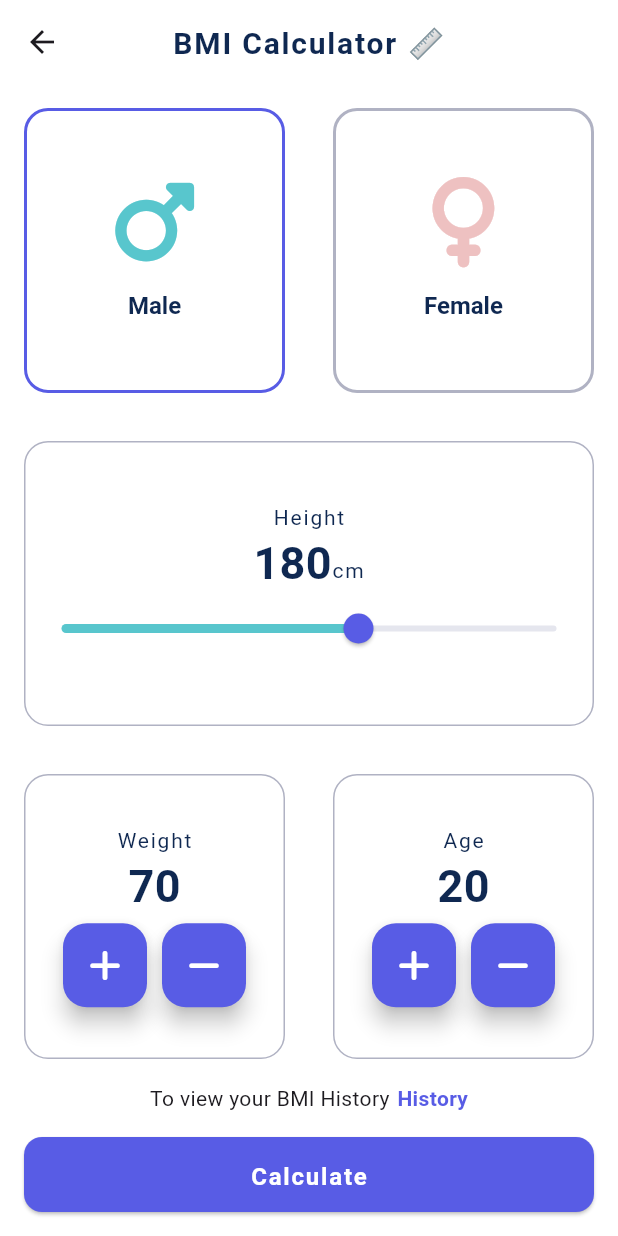
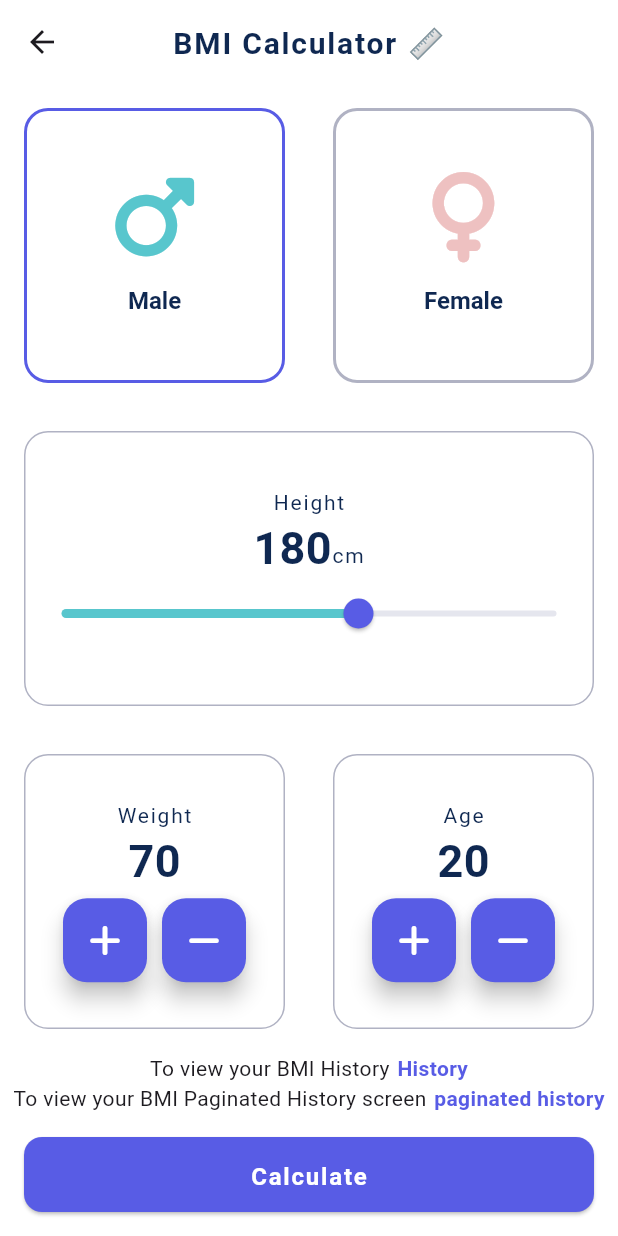
Before and after one commit to eslamohammed/BMI_APP, a Flutter app: the MainScreen screen opened by its route, on a phone screen of 412 x 824 dp. Run offline on Flutter 3.47's test engine with Material 3 defaults, Android fonts, the phone set to English and light mode, and no system bars; our stand-ins replace bloc, cloud_firestore, firebase_core, flutter_bloc, flutter_svg, font_awesome_flutter and 1 more; accounts and stored records are empty.

Commit message:
Byorder becomming data

```diff
--- a/lib/blocs/bloc_BMI/bmi_bloc.dart
+++ b/lib/blocs/bloc_BMI/bmi_bloc.dart
@@ -32,7 +32,9 @@ class BmiBloc extends Bloc<BmiEvent, BmiState> {
         age: event.age,
         height: event.hight,
         weight: event.weight,
-        bmi: event.bmi);
+        bmi: event.bmi,
+        // createdAt:event.createdAt,
+        );
 
     if (success) {
       emit((BmiAddSuccessfulState()));
--- a/lib/blocs/bloc_BMI/bmi_event.dart
+++ b/lib/blocs/bloc_BMI/bmi_event.dart
@@ -8,13 +8,16 @@ class BmiInitialEvent extends BmiEvent {
   final int hight;
   final int weight;
   final double bmi;
+  // final Timestamp createdAt;
 
-  BmiInitialEvent({
+  BmiInitialEvent( {
     required this.gander,
     required this.age,
     required this.hight,
     required this.weight,
-    required this.bmi});
+    required this.bmi,
+    // required this.createdAt,
+    });
 }
 class FetchBMIEvent extends BmiEvent{}
 
--- a/lib/blocs/repos/bmi_repo.dart
+++ b/lib/blocs/repos/bmi_repo.dart
@@ -11,6 +11,9 @@ class BmiRepository{
       required int height,
       required int weight,
       required double bmi,
+      // required String createdAt,
+      // required Timestamp createdAt,
+      // required DateTime createdAt,
     }
   ) async{
     try{
@@ -20,6 +23,7 @@ class BmiRepository{
         "weight": weight,
         "age": age,
         "bmi": bmi,
+         "createdAt":DateTime.now(),
       });
       return true;
     } on FirebaseException catch(e){
@@ -39,7 +43,7 @@ class BmiRepository{
   //get
   //Fetch bmi list
     Future<QuerySnapshot<Map<String, dynamic>>> fetchBmiList() async {
-        return await FirebaseFirestore.instance.collection("BMI_List").get();
+        return await FirebaseFirestore.instance.collection("BMI_List").orderBy('createdAt',descending:true).get();
 
         // bmi.docs.forEach((element) {
         //   return bmi_List.add(BmiModel.fromJson(element.data()));
--- a/lib/models/bmi.dart
+++ b/lib/models/bmi.dart
@@ -1,5 +1,7 @@
 
 
+
+// import 'package:cloud_firestore/cloud_firestore.dart';
 
 class BmiModel {
 
@@ -8,21 +10,26 @@ class BmiModel {
   final int weight;
   final int age;
   final double bmi;
+  // final DateTime createdAt ;
+  // final Timestamp createdAt ;
 
-  BmiModel({
+  BmiModel( {
     required this.gander,
     required this.height,
     required this.weight,
     required this.age,
     required this.bmi,
+    // required this.createdAt,
   });
 
   factory BmiModel.fromJson(Map<String,dynamic> json) =>  BmiModel(
       gander: json["gander"]??0,
-      height: json["height"],
+      height: json["height"]??0,
       weight: json["weight"]??0,
       age: json["age"]??0,
-      bmi: json["bmi"]??0.0);
+      bmi: json["bmi"]??0.0,
+      // createdAt: json["createdAt"]??DateTime.now(),
+      );
 
 
     Map<String, dynamic> toJson() => {
@@ -31,5 +38,6 @@ class BmiModel {
     "weight": weight,
     "age": age,
     "bmi": bmi,
+    // "createdAt": createdAt,
     };
 }
--- a/lib/presentation/history/history.dart
+++ b/lib/presentation/history/history.dart
@@ -44,10 +44,10 @@ class HistoryPage extends StatelessWidget {
           print(state);
           if (state is BmiFetchSuccessfulState) {
             return ListView.builder(
-
                 itemCount: bmiBloc.bmiList.length,
                 itemBuilder: (BuildContext context, int index) {
                   return History(
+                    // createdAt:bmiBloc.bmiList[index].createdAt,
                     height: bmiBloc.bmiList[index].height,
                     weight: bmiBloc.bmiList[index].weight,
                     gender:
--- a/lib/presentation/main/main_screen.dart
+++ b/lib/presentation/main/main_screen.dart
@@ -1,4 +1,5 @@
 import 'dart:math';
+import 'package:cloud_firestore/cloud_firestore.dart';
 import 'package:flutter/material.dart';
 import 'package:flutter/services.dart';
 import 'package:font_awesome_flutter/font_awesome_flutter.dart';
@@ -275,6 +276,27 @@ class _MainScreenState extends State<MainScreen>{
                   ))
             ],
           ),
+          Row(
+            mainAxisAlignment: MainAxisAlignment.center,
+            children: [
+              const Text("To view your BMI Paginated History screen"),
+              const SizedBox(
+                width: 5,
+              ),
+              GestureDetector(
+                  onTap: () {
+                    BlocProvider.of<BmiBloc>(context).add(FetchBMIEvent());
+                    Navigator.of(context)
+                        .pushReplacementNamed(Routes.paginatedHistoryPage);
+                  },
+                  child: Text(
+                    "paginated history",
+                    style: TextStyle(
+                        color: ColorManager.primary,
+                        fontWeight: FontWeight.bold),
+                  ))
+            ],
+          ),
           Container(
               margin: const EdgeInsets.all(AppMargin.m16),
               height: AppSize.s50,
@@ -296,7 +318,9 @@ class _MainScreenState extends State<MainScreen>{
                             age: age,
                             hight: height,
                             weight: weight,
-                            bmi: bmi));
+                            bmi: bmi,
+                            // createdAt: DateTime.now()
+                            ));
                       });
                 },
               ))
--- a/lib/presentation/utils/routes_manager.dart
+++ b/lib/presentation/utils/routes_manager.dart
@@ -18,6 +18,7 @@ class Routes {
   static const String storeDetailsRoute = "/storeDetails";
   static const String mainScreen = "/mainScreen";
   static const String historyPage = "/historyPage";
+  static const String paginatedHistoryPage = "/paginatedHistoryPage";
 }
 
 class RouteGenerator {
@@ -34,6 +35,8 @@ class RouteGenerator {
       case Routes.mainScreen:
         return MaterialPageRoute(builder: (_) => const MainScreen());
       case Routes.historyPage:
+        return MaterialPageRoute(builder: (_) =>  HistoryPage());
+      case Routes.paginatedHistoryPage:
         return MaterialPageRoute(builder: (_) =>  HistoryPage());
       default:
         return unDefinedRoute();
--- a/pubspec.yaml
+++ b/pubspec.yaml
@@ -37,10 +37,11 @@ dependencies:
   flutter:
     sdk: flutter
   flutter_bloc: ^8.1.5
-  flutter_svg: ^2.0.10+1
+  flutter_svg: 1.1.6
   font_awesome_flutter: ^10.7.0
   pretty_gauge: ^1.0.1
   syncfusion_flutter_gauges: ^25.1.41
+  flutterfire_ui: ^0.4.3+20
 
 dev_dependencies:
   flutter_lints: ^2.0.0
```
Also changed, not shown: lib/presentation/history/history_pagenated_page.dart (added, +41 -0 lines), lib/widget/historyWidget.dart (+9 -2 lines), pubspec.lock, 5 other files.
